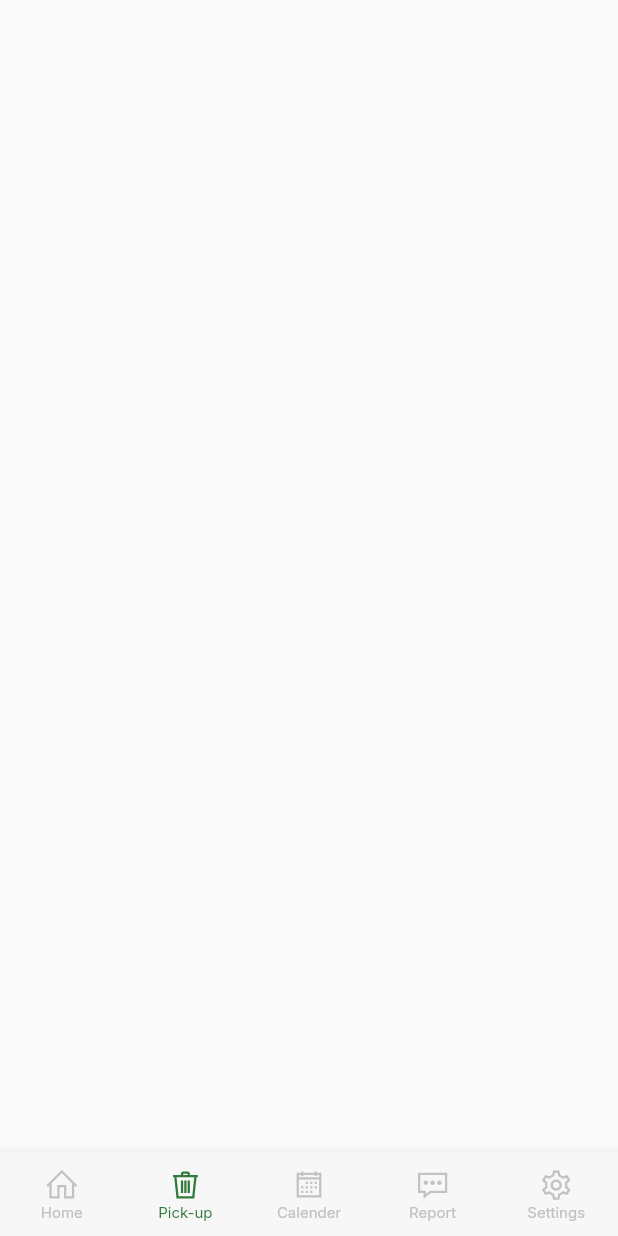
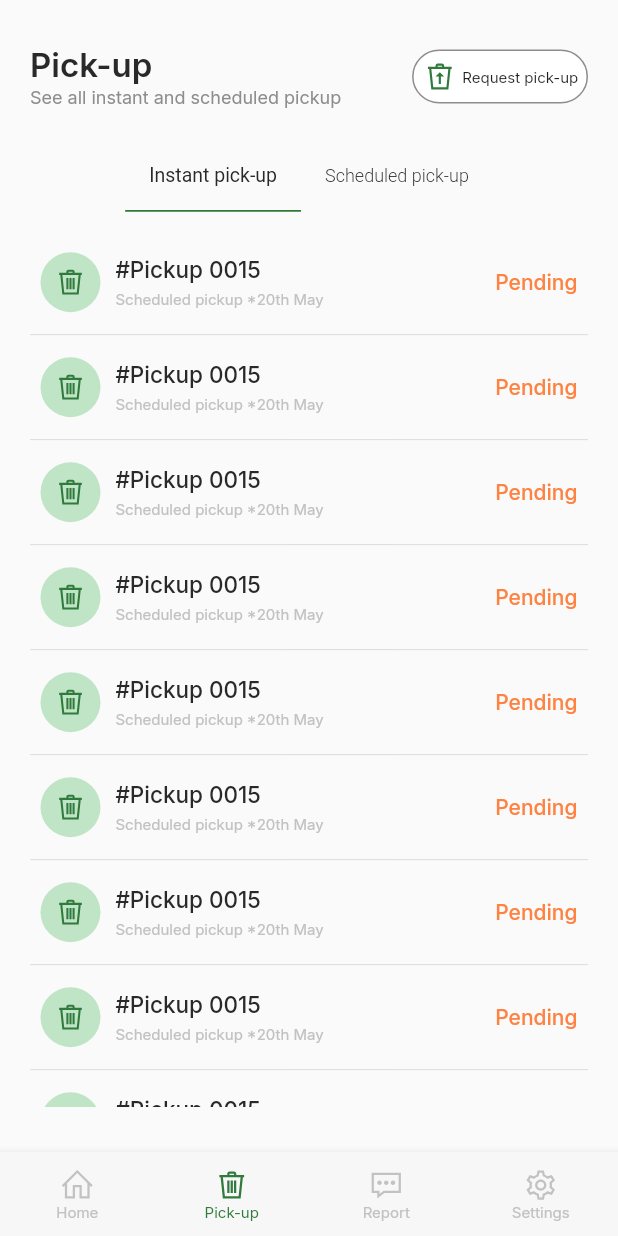
Before and after one commit to levi956/paka-, a Flutter app: the Dashboard screen opened directly, item 2 of the bottom bar chosen, on a phone screen of 412 x 824 dp. Run offline on Flutter 3.47's test engine with Material 2 defaults, Android fonts, the light colour scheme and no system bars; our stand-ins replace dropdown_button2, flutter_riverpod, google_fonts, line_awesome_flutter, shared_preferences; missing offline and left inert: nigerian_states_and_lga; accounts and stored records are empty.

Commit message:
ui changes

```diff
--- a/lib/app/pages/authentication/sign_in.dart
+++ b/lib/app/pages/authentication/sign_in.dart
@@ -1,4 +1,5 @@
 import 'package:flutter/material.dart';
+import 'package:paka/app/pages/authentication/sign_up.dart';
 import 'package:paka/core/system/status_bar.dart';
 
 import '../../../core/navigation/navigation.dart';
@@ -126,7 +127,7 @@ class _SignInState extends State<SignIn> {
             const SizedBox(height: 40),
             Center(
               child: GestureDetector(
-                onTap: () => pushReplacementTo(context, const SignIn()),
+                onTap: () => pushReplacementTo(context, const SignUp()),
                 child: const Text(
                   "Dont't have an account? Sign up",
                   style: TextStyle(
--- a/lib/app/pages/core/dashboard.dart
+++ b/lib/app/pages/core/dashboard.dart
@@ -3,6 +3,7 @@ import 'package:flutter/services.dart';
 import 'package:line_awesome_flutter/line_awesome_flutter.dart';
 import 'package:paka/app/pages/core/homepage.dart';
 import 'package:paka/app/pages/core/pickup_page.dart';
+import 'package:paka/app/pages/core/settings.dart';
 import 'package:paka/app/pages/report_refuse/report_refuse.dart';
 import 'package:paka/core/style/theme.dart';
 
@@ -21,9 +22,8 @@ class _DashboardState extends State<Dashboard> {
   final List<Widget> _screens = const [
     HomePage(),
     PickUpPage(),
-    Text('Hello'),
     ReportRefusePage(),
-    Text('Hello'),
+    SettingsPage(),
   ];
 
   @override
@@ -57,8 +57,6 @@ class _DashboardState extends State<Dashboard> {
             label: 'Pick-up',
           ),
           BottomNavigationBarItem(
-              icon: Icon(LineAwesomeIcons.calendar), label: 'Calender'),
-          BottomNavigationBarItem(
             icon: Icon(LineAwesomeIcons.comment_dots),
             label: 'Report',
           ),
--- a/lib/app/pages/core/pickup_page.dart
+++ b/lib/app/pages/core/pickup_page.dart
@@ -1,10 +1,148 @@
 import 'package:flutter/material.dart';
+import 'package:paka/app/pages/request_pickup/request_pickup.dart';
+import 'package:paka/core/navigation/navigation.dart';
+import 'package:paka/core/widgets/pick_up_botton.dart';
 
-class PickUpPage extends StatelessWidget {
+import '../../../core/style/theme.dart';
+import '../../../core/widgets/pick_up_card.dart';
+
+class PickUpPage extends StatefulWidget {
   const PickUpPage({Key? key}) : super(key: key);
 
   @override
+  State<PickUpPage> createState() => _PickUpPageState();
+}
+
+class _PickUpPageState extends State<PickUpPage> with TickerProviderStateMixin {
+  int currentIndex = 0;
+  late TabController _tabController;
+
+  _listenToTabController() {
+    _tabController.addListener(() {
+      setState(() {
+        currentIndex = _tabController.index;
+      });
+    });
+  }
+
+  @override
+  void initState() {
+    _tabController = TabController(length: 2, vsync: this);
+    _listenToTabController();
+    super.initState();
+  }
+
+  @override
   Widget build(BuildContext context) {
-    return Scaffold();
+    return Scaffold(
+      body: Padding(
+        padding:
+            const EdgeInsets.only(left: 20, right: 20, top: 30, bottom: 10),
+        child: ListView(
+          children: [
+            Column(
+              crossAxisAlignment: CrossAxisAlignment.start,
+              children: [
+                Row(
+                  children: [
+                    Column(
+                      crossAxisAlignment: CrossAxisAlignment.start,
+                      children: [
+                        Text(
+                          'Pick-up',
+                          style: TextStyle(
+                            fontSize: 22,
+                            fontWeight: FontWeight.w600,
+                            color: PakaTheme.primaryBlack,
+                          ),
+                        ),
+                        Text(
+                          'See all instant and scheduled pickup',
+                          style: TextStyle(
+                            fontSize: 12,
+                            fontWeight: FontWeight.w400,
+                            color: PakaTheme.greyScale,
+                          ),
+                        ),
+                      ],
+                    ),
+                    const Spacer(),
+                    PickUpButton(
+                      onTap: () => pushTo(context, const RequestPickUpPage()),
+                    ),
+                  ],
+                ),
+                const SizedBox(height: 2),
+              ],
+            ),
+            const SizedBox(height: 20),
+            Center(
+              child: TabBar(
+                padding: EdgeInsets.zero,
+                overlayColor: MaterialStateProperty.all(Colors.transparent),
+                isScrollable: true,
+                controller: _tabController,
+                labelColor: PakaTheme.primaryBlack,
+                indicatorColor: PakaTheme.primaryGreen,
+                indicatorSize: TabBarIndicatorSize.tab,
+                indicatorWeight: 1.1,
+                labelStyle: TextStyle(
+                  fontWeight: FontWeight.w400,
+                  color: PakaTheme.primaryBlack,
+                  fontSize: 13,
+                ),
+                unselectedLabelStyle: TextStyle(
+                  fontWeight: FontWeight.w300,
+                  color: PakaTheme.primaryBlack,
+                  fontSize: 12,
+                ),
+                tabs: const [
+                  Tab(
+                    text: 'Instant pick-up',
+                  ),
+                  Tab(
+                    child: Text('Scheduled pick-up'),
+                  ),
+                ],
+              ),
+            ),
+            const SizedBox(height: 20),
+            SizedBox(
+              height: MediaQuery.of(context).size.height * 0.70,
+              child: TabBarView(
+                physics: const NeverScrollableScrollPhysics(),
+                controller: _tabController,
+                children: [
+                  SizedBox(
+                    height: MediaQuery.of(context).size.height * 0.69,
+                    child: ListView.separated(
+                      itemCount: 9,
+                      itemBuilder: (_, context) {
+                        return const PickUpCard();
+                      },
+                      separatorBuilder: (_, context) {
+                        return const Divider();
+                      },
+                    ),
+                  ),
+                  SizedBox(
+                    height: MediaQuery.of(context).size.height * 0.69,
+                    child: ListView.separated(
+                      itemCount: 9,
+                      itemBuilder: (_, context) {
+                        return const PickUpCard();
+                      },
+                      separatorBuilder: (_, context) {
+                        return const Divider();
+                      },
+                    ),
+                  ),
+                ],
+              ),
+            ),
+          ],
+        ),
+      ),
+    );
   }
 }
--- /dev/null
+++ b/lib/core/widgets/pick_up_botton.dart
@@ -0,0 +1,38 @@
+import 'package:flutter/material.dart';
+import 'package:line_awesome_flutter/line_awesome_flutter.dart';
+import 'package:paka/core/style/theme.dart';
+
+class PickUpButton extends StatelessWidget {
+  final void Function()? onTap;
+  const PickUpButton({Key? key, this.onTap}) : super(key: key);
+
+  @override
+  Widget build(BuildContext context) {
+    return GestureDetector(
+      onTap: onTap,
+      child: Container(
+        height: 36,
+        padding: const EdgeInsets.all(5.5),
+        decoration: BoxDecoration(
+            color: Colors.white,
+            border: Border.all(
+              color: PakaTheme.greyScale,
+            ),
+            borderRadius: BorderRadius.circular(23)),
+        child: Row(
+          children: [
+            Icon(
+              LineAwesomeIcons.trash_restore,
+              color: PakaTheme.primaryGreen,
+            ),
+            const SizedBox(width: 3),
+            const Text(
+              'Request pick-up',
+              style: TextStyle(fontSize: 10),
+            ),
+          ],
+        ),
+      ),
+    );
+  }
+}
--- a/lib/main.dart
+++ b/lib/main.dart
@@ -31,7 +31,7 @@ class _PakaAppState extends State<PakaApp> {
       theme: ThemeData(
         textTheme: GoogleFonts.interTextTheme(),
       ),
-      home: const Onboard(),
+      home: const Dashboard(),
     );
   }
 }
```
Also changed, not shown: lib/app/pages/core/settings.dart (added, +70 -0 lines), lib/app/pages/request_pickup/request_pickup.dart (added, +146 -0 lines), lib/core/widgets/detail_card.dart (added, +33 -0 lines), lib/core/widgets/settings_tile.dart (added, +45 -0 lines).
